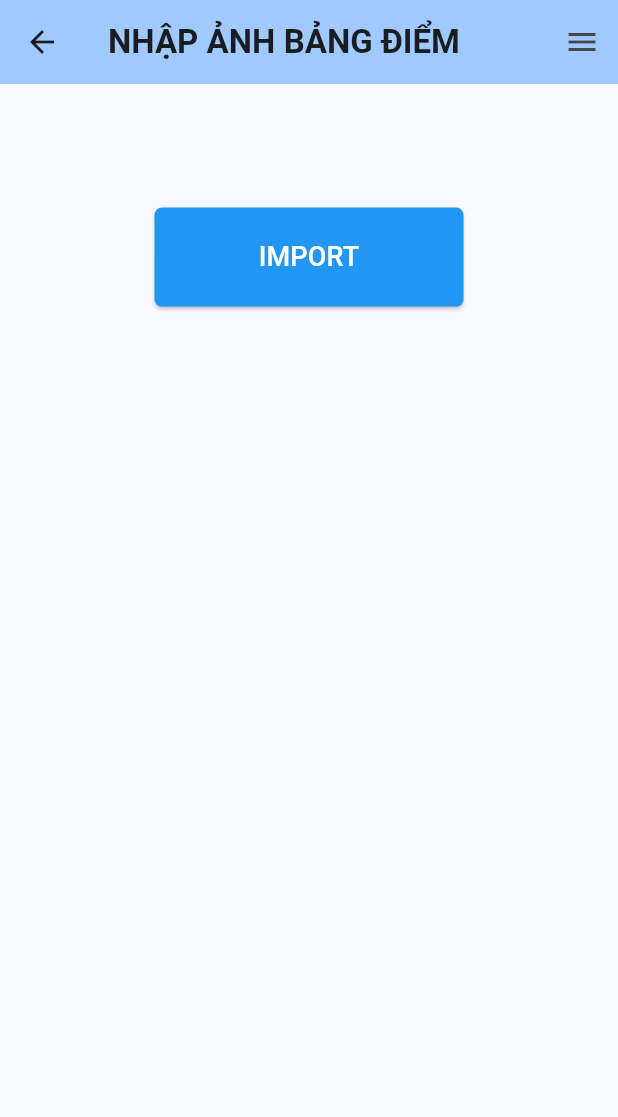
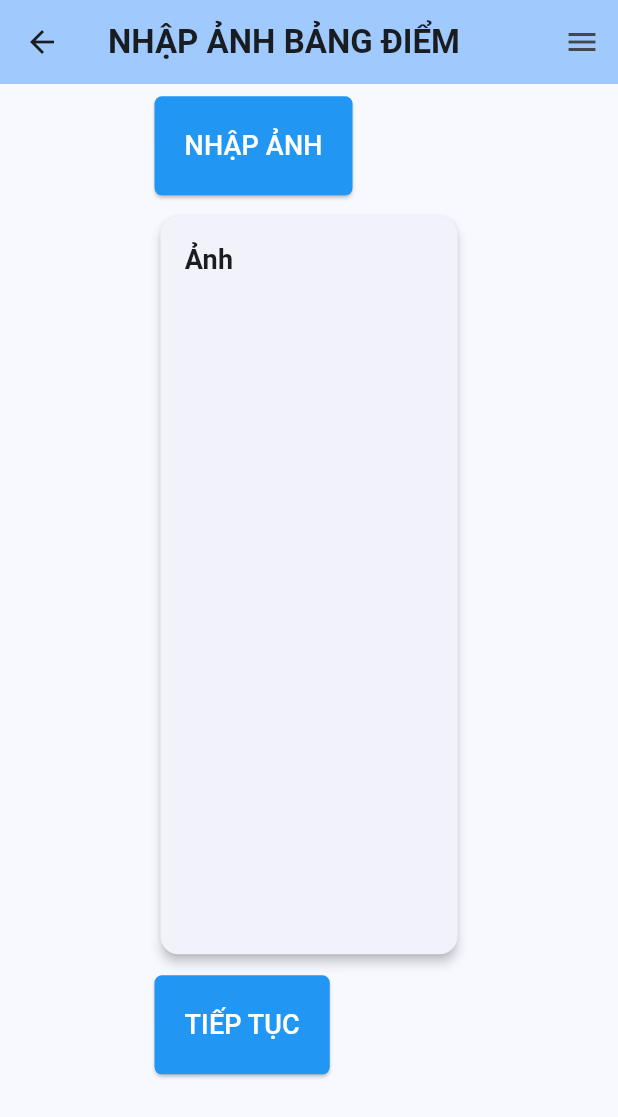
Before and after one commit to Slimaeus/flutter_hutech_classroom, a Flutter app: the ImageInputScreen screen opened by its route, on a phone screen of 412 x 824 dp. Shown: the top 1117 px of the screen. Run offline on Flutter 3.47's test engine with Material 2 defaults, Android fonts, the phone set to English and light mode, and no system bars; our stand-ins replace flutter_mobx, mobx; generated files the repository leaves out were written again.

Commit message:
feat(imageinput): Update UI

```diff
--- a/lib/screens/image_input_screen.dart
+++ b/lib/screens/image_input_screen.dart
@@ -17,16 +17,15 @@ class ImageInputScreen extends StatelessWidget {
         child: Center(
             child: Padding(
           padding: EdgeInsets.symmetric(
-              vertical: MediaQuery.of(context).size.height * 0.1,
+              vertical: MediaQuery.of(context).size.height * 0.01,
               horizontal: MediaQuery.of(context).size.width * 0.25),
           child: Column(
-            crossAxisAlignment: CrossAxisAlignment.center,
+            crossAxisAlignment: CrossAxisAlignment.start,
             children: [
               ElevatedButton(
                 style: ElevatedButton.styleFrom(
                   foregroundColor: Colors.white,
                   backgroundColor: Colors.blue,
-                  minimumSize: const Size(double.infinity, 50),
                   padding: const EdgeInsets.all(20),
                   shape: RoundedRectangleBorder(
                     borderRadius: BorderRadius.circular(5),
@@ -34,11 +33,54 @@ class ImageInputScreen extends StatelessWidget {
                 ),
                 onPressed: () {
                   // Handle the submit button press event
-                  Navigator.pushNamed(
-                      context, RouteManager.scan);
                 },
                 child: const Text(
-                  'IMPORT',
+                  'NHẬP ẢNH',
+                  style: TextStyle(
+                    fontSize: 18,
+                  ),
+                ),
+              ),
+              const SizedBox(height: 10),
+              //TODO: Handle cắt ảnh tại đây!
+              const SizedBox(
+                width: double.infinity,
+                height: 500,
+                child: Card(
+                  elevation: 3,
+                  child: Padding(
+                    padding: EdgeInsets.all(16.0),
+                    child: Column(
+                      crossAxisAlignment: CrossAxisAlignment.start,
+                      children: [
+                        Text(
+                          'Ảnh',
+                          style: TextStyle(
+                            fontSize: 18,
+                            fontWeight: FontWeight.bold,
+                          ),
+                        ),
+                      ],
+                    ),
+                  ),
+                ),
+              ),
+              const SizedBox(height: 10),
+              ElevatedButton(
+                style: ElevatedButton.styleFrom(
+                  foregroundColor: Colors.white,
+                  backgroundColor: Colors.blue,
+                  padding: const EdgeInsets.all(20),
+                  shape: RoundedRectangleBorder(
+                    borderRadius: BorderRadius.circular(5),
+                  ),
+                ),
+                onPressed: () {
+                  // Handle the submit button press event
+                  Navigator.pushNamed(context, RouteManager.scan);
+                },
+                child: const Text(
+                  'TIẾP TỤC',
                   style: TextStyle(
                     fontSize: 18,
                   ),
```
